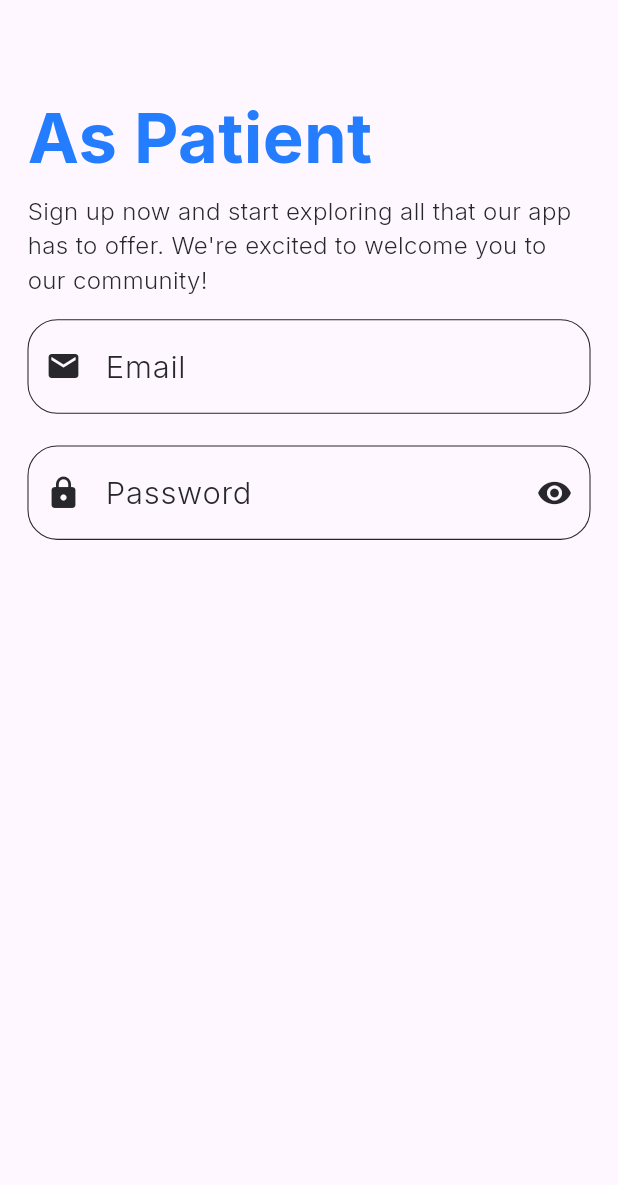
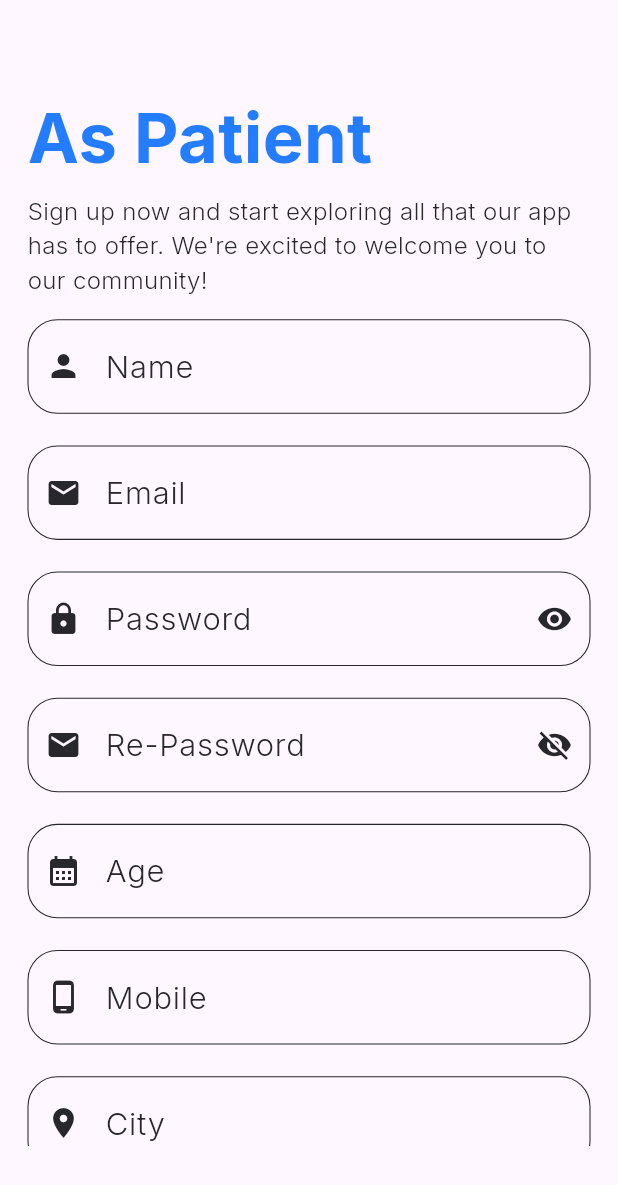
Before and after one commit to seiftarek10/clinic_square, a Flutter app: the SignUpPatinet screen opened by its route, on a phone screen of 412 x 824 dp. Shown: the top 1185 px of the screen. Run offline on Flutter 3.47's test engine with Material 3 defaults, Android fonts, the light colour scheme and no system bars; our stand-ins replace flutter_screenutil, font_awesome_flutter, go_router, google_fonts.

Commit message:
create sign up form widget for all sign up pages

```diff
--- a/lib/Features/Authentication/Prsenetaion/Sign up/Sign Up Patinet/sign_up_patinet.dart
+++ b/lib/Features/Authentication/Prsenetaion/Sign up/Sign Up Patinet/sign_up_patinet.dart
@@ -1,7 +1,9 @@
 import 'package:clinic_square/Core/Widgets/app_padding.dart';
-import 'package:clinic_square/Core/Widgets/app_text_field.dart';
+
 import 'package:clinic_square/Features/Authentication/Prsenetaion/Sign%20up/sign_up_header_text.dart';
+import 'package:clinic_square/Features/Authentication/Prsenetaion/Sign%20up/signup_form.dart';
 import 'package:flutter/material.dart';
+
 import 'package:flutter_screenutil/flutter_screenutil.dart';
 
 class SignUpPatinet extends StatelessWidget {
@@ -12,29 +14,14 @@ class SignUpPatinet extends StatelessWidget {
     return SafeArea(
         child: Scaffold(
             body: AppPadding(
-      child: Column(
-        children: [
-          const SignUpHeaderText(header: 'As Patient'),
-          SizedBox(height: 12.h),
-          AppTextField(
-            hintText: 'Email',
-            icon: Icons.email,
-            controller: TextEditingController(),
-            validator: (value) {
-              return "";
-            },
-          ),
-          AppTextField(
-            hintText: "Password",
-            icon: Icons.lock,
-            suffixIcon: Icons.visibility,
-            onPressed: () {},
-            controller: TextEditingController(),
-            validator: (value) {
-              return "";
-            },
-          )
-        ],
+      child: SingleChildScrollView(
+        child: Column(
+          children: [
+            const SignUpHeaderText(header: 'As Patient'),
+            SizedBox(height: 12.h),
+            const SignupForm()
+          ],
+        ),
       ),
     )));
   }
--- /dev/null
+++ b/lib/Features/Authentication/Prsenetaion/Sign up/signup_form.dart
@@ -0,0 +1,73 @@
+import 'package:clinic_square/Core/Widgets/app_text_field.dart';
+import 'package:flutter/material.dart';
+
+class SignupForm extends StatelessWidget {
+  const SignupForm({
+    super.key,
+  });
+
+  @override
+  Widget build(BuildContext context) {
+    return Form(
+      child: Column(
+        children: [
+          AppTextField(
+            hintText: 'Name',
+            icon: Icons.person,
+            controller: TextEditingController(),
+            validator: (value) {
+              return "";
+            },
+          ),
+           AppTextField(
+            hintText: 'Email',
+            icon: Icons.email,
+            controller: TextEditingController(),
+            validator: (value) {
+              return "";
+            },
+          ),
+           AppTextField(
+          hintText: 'Password',
+          icon: Icons.lock,
+          suffixIcon: Icons.visibility,
+          controller: TextEditingController(),
+          validator: (value) {
+            return "";
+          },
+                    ), AppTextField(
+            hintText: 'Re-Password',
+            icon: Icons.email,
+            suffixIcon: Icons.visibility_off,
+            controller: TextEditingController(),
+            validator: (value) {
+              return "";
+            },
+          ), AppTextField(
+            hintText: 'Age',
+            icon: Icons.calendar_month,
+            controller: TextEditingController(),
+            validator: (value) {
+              return "";
+            },
+          ), AppTextField(
+            hintText: 'Mobile',
+            icon: Icons.phone_android_rounded,
+            controller: TextEditingController(),
+            validator: (value) {
+              return "";
+            },
+          ),
+          AppTextField(
+            hintText: "City",
+            icon: Icons.location_on_sharp,
+            controller: TextEditingController(),
+            validator: (value) {
+              return "";
+            },
+          ),
+        ],
+      ),
+    );
+  }
+}
```
